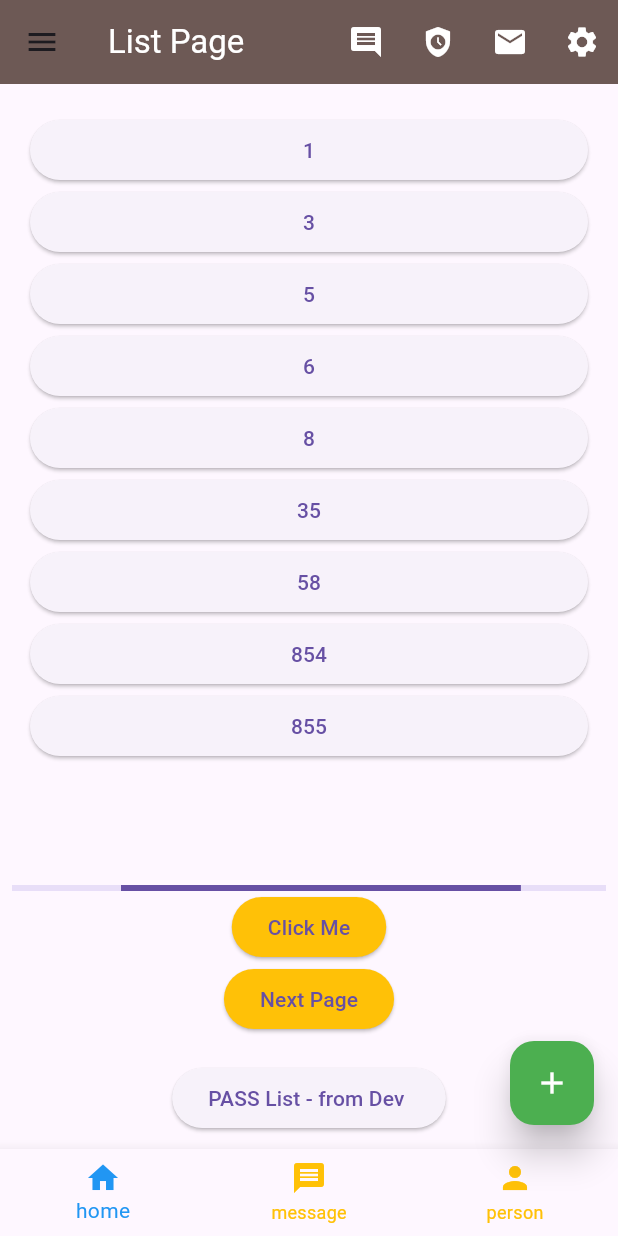
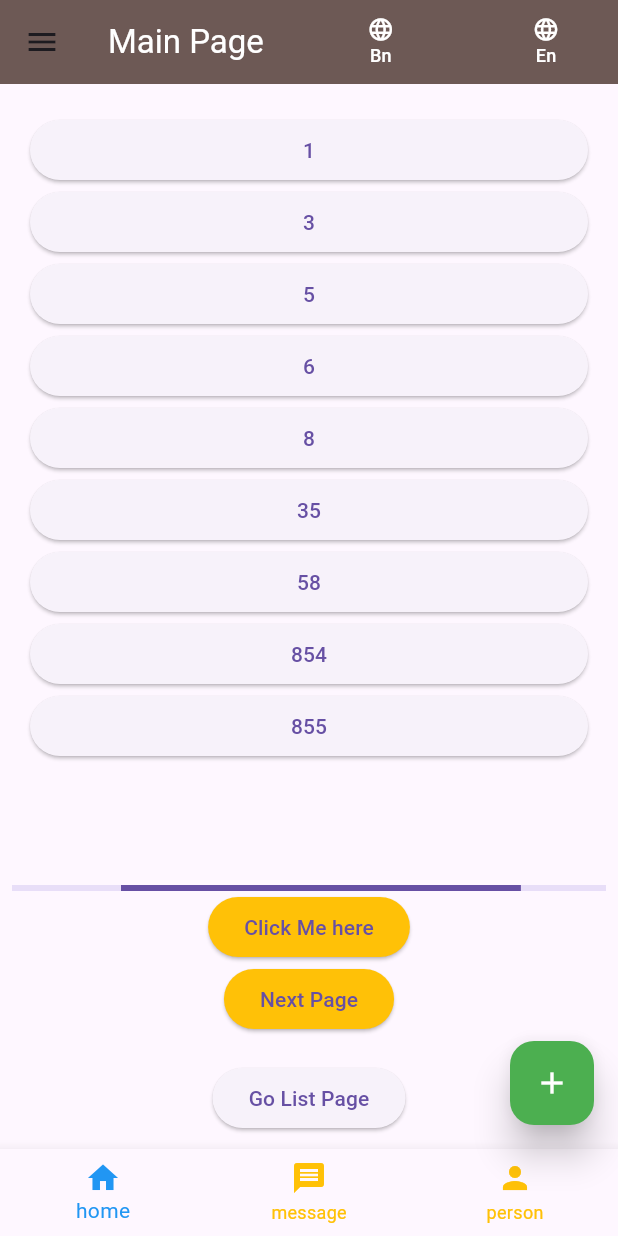
Before and after one commit to ownflutter/app_practice_project, a Flutter app: the screen it shows after launch, on a phone screen of 412 x 824 dp. Run offline on Flutter 3.47's test engine with Material 3 defaults, Android fonts, the phone set to English and light mode, and no system bars; our stand-ins replace get.

Commit message:
language_update done

```diff
--- a/lib/features/list/list_activeties.dart
+++ b/lib/features/list/list_activeties.dart
@@ -30,33 +30,51 @@ class _Learning_pageState extends State<Learning_page> {
       appBar: AppBar(
         toolbarOpacity: 1,
         backgroundColor: OurAppColor.colorC,
-        title: const Text(
-          'List Page',
-          style: TextStyle(color: Colors.white),
+        title: Row(
+          mainAxisAlignment: MainAxisAlignment.spaceBetween,
+          children: [
+             Text(
+              'appbartitle'.tr,
+              style: TextStyle(color: Colors.white),
+            ),
+            TextButton(
+              onPressed: () {
+                Get.updateLocale(Locale('bn','BD'));
+              },
+              style: TextButton.styleFrom(
+              ),
+              child: Column(
+                mainAxisSize: MainAxisSize.min,
+                children: [
+                  Icon(Icons.language_sharp,color: Colors.white,),
+                  Text(
+                    'Bn',
+                    style: TextStyle(fontSize: 12,color: Colors.white),
+                  ),
+                ],
+              ),
+            ),
+            TextButton(
+              onPressed: () {
+                Get.updateLocale(Locale('en','US'));
+              },
+              style: TextButton.styleFrom(
+              ),
+              child: Column(
+                mainAxisSize: MainAxisSize.min,
+                children: [
+                  Icon(Icons.language_sharp,color: Colors.white,),
+                  Text(
+                    'En',
+                    style: TextStyle(fontSize: 12,color: Colors.white,),
+                  ),
+                ],
+              ),
+            ),
+          ],
         ),
-        actions: [
-          IconButton(
-              onPressed: () {
-                MyshowSnacbar("I am Comment", context);
-              },
-              icon: Icon(Icons.comment, color: Colors.white)),
-          IconButton(
-              onPressed: () {
-                MyshowSnacbar("I am Safe", context);
-              },
-              icon: Icon(Icons.safety_check, color: Colors.white)),
-          IconButton(
-              onPressed: () {
-                MyshowSnacbar("I am Email", context);
-              },
-              icon: Icon(Icons.email, color: Colors.white)),
-          IconButton(
-              onPressed: () {
-                MyshowSnacbar("I am Setting", context);
-              },
-              icon: Icon(Icons.settings, color: Colors.white)),
-        ],
       ),
+
       body: Column(
         children: [
           Expanded(
@@ -82,14 +100,14 @@ class _Learning_pageState extends State<Learning_page> {
                   onPressed: () {
                     myAlertDialog(context);
                   },
-                  child: Text("Click Me"),
+                  child: Text("click".tr),
                   style: buttonStyle,
                 ),
                 ElevatedButton(
                   onPressed: () {
                     Get.to(()=> GridViewPage("Next Page here"));
                   },
-                  child: Text("Next Page"),
+                  child: Text("nextpage".tr),
                   style: buttonStyle,
                 ),
               ],
@@ -103,7 +121,7 @@ class _Learning_pageState extends State<Learning_page> {
                         map: city,
                       ));
                 },
-                child: Text("PASS List - from Dev ")),
+                child: Text("listPage".tr)),
           ),
         ],
       ),
@@ -136,46 +154,6 @@ class _Learning_pageState extends State<Learning_page> {
           }
         },
       ),
-      endDrawer: Drawer(
-          child: ListView(
-        children: [
-          DrawerHeader(
-              padding: EdgeInsets.all(0),
-              child: UserAccountsDrawerHeader(
-                accountName: Text('Gulshanara Anamika'),
-                accountEmail: Text('anamika@gmail.com'),
-                currentAccountPicture:
-                    Icon(Icons.person, size: 50, color: Colors.white),
-              )),
-          ListTile(
-              title: Text("Anamika's Home,Go Back"),
-              leading: Icon(Icons.home),
-              onTap: () {
-                Get.back();
-              }),
-          ListTile(
-            title: Text("Anamika's Contact"),
-            leading: Icon(Icons.contact_emergency),
-            onTap: () {
-              MyshowSnacbar("Anamika's Contact", context);
-            },
-          ),
-          ListTile(
-            title: Text("Anamika's Profile"),
-            leading: Icon(Icons.verified_user),
-            onTap: () {
-              MyshowSnacbar("Anamika's Profile", context);
-            },
-          ),
-          ListTile(
-            title: Text("Anamika's Phone"),
-            leading: Icon(Icons.phone),
-            onTap: () {
-              MyshowSnacbar("Anamika's Phone", context);
-            },
-          ),
-        ],
-      )),
       drawer: Drawer(
           child: ListView(
         children: [
@@ -230,7 +208,7 @@ class _Learning_pageState extends State<Learning_page> {
         builder: (BuildContext context) {
           return Expanded(
               child: AlertDialog(
-            title: Text("Save Me"),
+            title: Text("saveme".tr),
             content: Text("Are you sure!"),
                 actions: [
                   TextButton(
--- a/lib/features/list/tabpage.dart
+++ b/lib/features/list/tabpage.dart
@@ -32,7 +32,7 @@ class TapBar extends StatelessWidget {
           body: Center(
             child: TabBarView(
               children: [
-                Learning_page(),
+                Text("1"),
                 Text("2"),
                 Text("3"),
                 Text("4"),
--- /dev/null
+++ b/lib/features/loccalization/language.dart
@@ -0,0 +1,33 @@
+
+
+import 'package:get/get_navigation/src/root/internacionalization.dart';
+
+class Languages extends Translations{
+
+  @override
+  Map<String, Map<String, String>> get keys =>{
+    'en_US':{
+      'massage':'What is your name?',
+      'name':'My name is Mahafujer Rahman Munna',
+      'gridView':'gridView',
+      'click':'Click Me here',
+      'saveme':'Save Me Now!',
+      'nextpage':'Next Page',
+      'appbartitle':'Main Page',
+      'listPage':'Go List Page',
+    },
+
+    'bn_BD':{
+      'massage':'আপনার নাম কি?',
+      'name':'আমার নাম মাহাফুজের রহমান মুন্না',
+      'gridView':'গ্রিড ভিউ',
+      'click':'আমাকে এখানে ক্লিক করুন',
+      'saveme':'আমাকে বাঁচান!',
+      'nextpage':'পরবর্তী পৃষ্ঠা',
+      'appbartitle':'প্রধান পৃষ্ঠা',
+      'listPage':'পতালিকা পাতা যান',
+    },
+
+  };
+
+}
--- a/lib/main.dart
+++ b/lib/main.dart
@@ -1,4 +1,6 @@
 import 'package:app_practice_project/features/list/list_activeties.dart';
+import 'package:app_practice_project/features/loccalization/language.dart';
+import 'package:app_practice_project/features/loccalization/localization_page.dart';
 import 'package:flutter/material.dart';
 import 'package:get/get.dart';
 
@@ -13,6 +15,9 @@ class MyApp extends StatelessWidget {
   Widget build(BuildContext context) {
     return GetMaterialApp(
       debugShowCheckedModeBanner: false,
+      locale: Locale('en', 'US'),
+      fallbackLocale: Locale('en', 'US'),
+      translations: Languages(),
       home: Learning_page(),
     );
   }
```
Also changed, not shown: lib/features/loccalization/localization_page.dart (added, +47 -0 lines).
